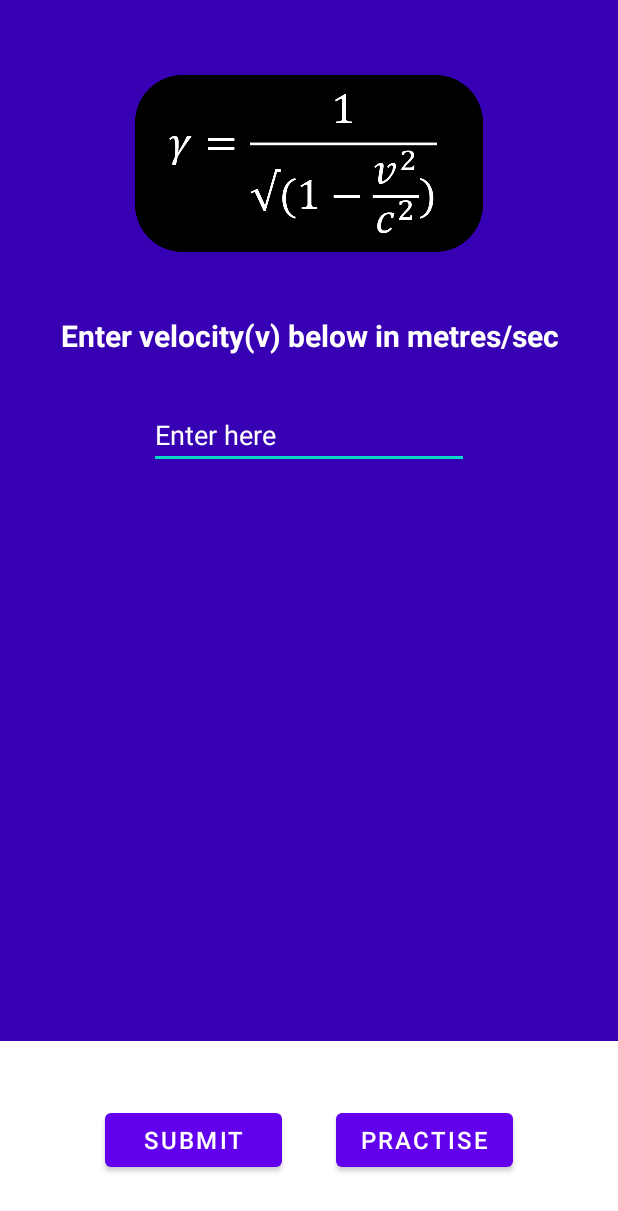
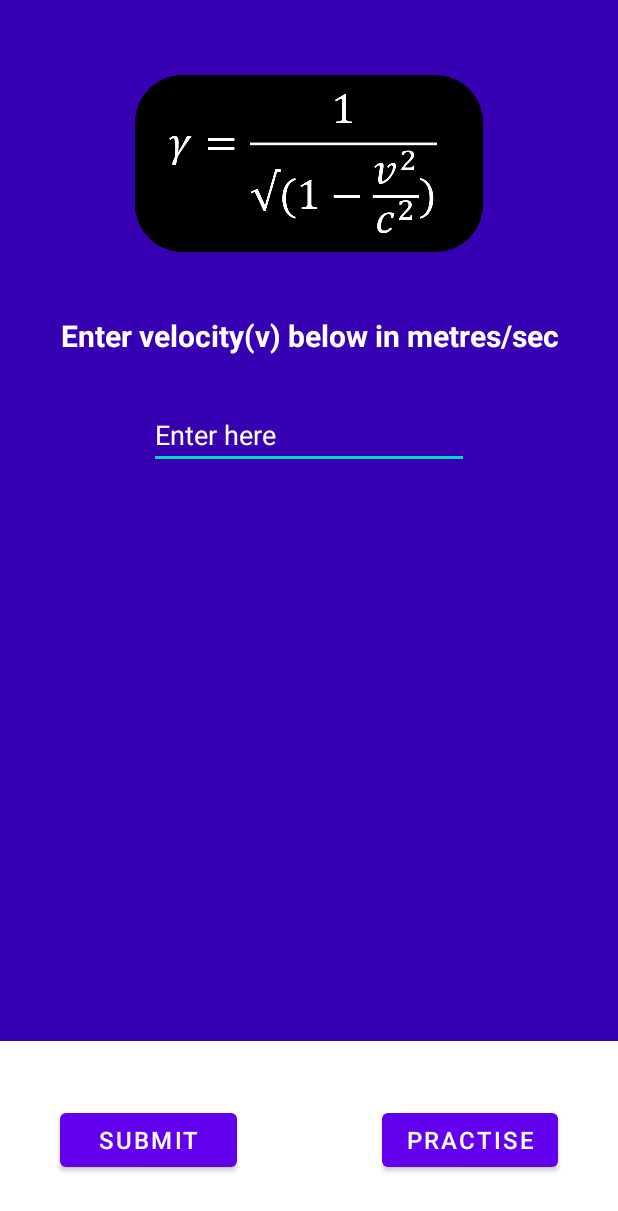
Before and after one commit to Prajjwal-Singh12/Lorentz-Factor, an Android app: the Lorentz_Factor screen opened directly, with no data from a screen before it, on a phone screen of 412 x 824 dp. Shown: the top 1211 px of the screen. Run offline under Robolectric (Android 15) with nearby library versions, the phone set to English and light mode, and no system bars.

Commit message:
Removed minor bugs

```diff
--- a/app/src/main/res/layout/activity_lorentz_factor.xml
+++ b/app/src/main/res/layout/activity_lorentz_factor.xml
@@ -11,8 +11,8 @@
         android:id="@+id/button"
         android:layout_width="118dp"
         android:layout_height="wrap_content"
-        android:layout_marginStart="70dp"
-        android:layout_marginLeft="70dp"
+        android:layout_marginStart="40dp"
+        android:layout_marginLeft="40dp"
         android:layout_marginBottom="40dp"
         android:gravity="center"
         android:text="submit"
@@ -81,10 +81,10 @@
 
     <Button
         android:id="@+id/button2"
-        android:layout_width="118dp"
+        android:layout_width="wrap_content"
         android:layout_height="wrap_content"
-        android:layout_marginEnd="70dp"
-        android:layout_marginRight="70dp"
+        android:layout_marginEnd="40dp"
+        android:layout_marginRight="40dp"
         android:layout_marginBottom="40dp"
         android:text="practise"
         android:textSize="16sp"
--- a/app/src/main/res/layout/activity_main.xml
+++ b/app/src/main/res/layout/activity_main.xml
@@ -33,7 +33,7 @@
         android:layout_width="wrap_content"
         android:layout_height="wrap_content"
         android:layout_marginBottom="64dp"
-        android:text="spi factor"
+        android:text="Spi factor(Dynamic)"
         app:layout_constraintBottom_toBottomOf="parent"
         app:layout_constraintEnd_toEndOf="parent"
         app:layout_constraintHorizontal_bias="0.5"
```
